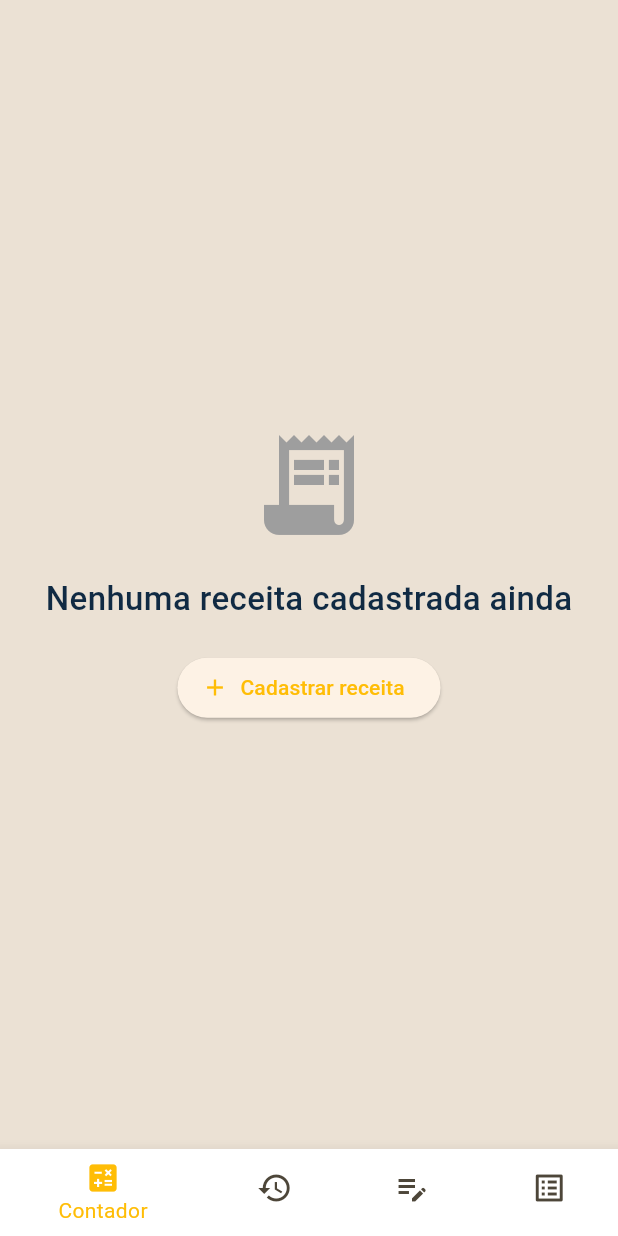
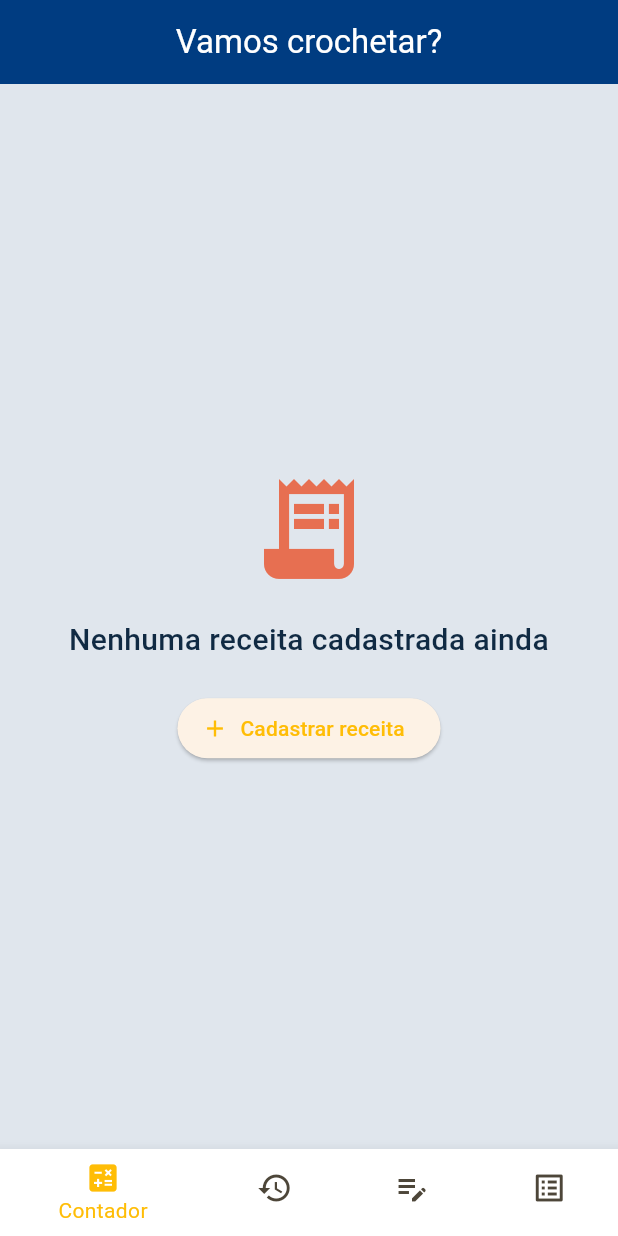
Before and after one commit to ana112358/NoveloApp, a Flutter app: the screen it shows after launch, on a phone screen of 412 x 824 dp. Run offline on Flutter 3.47's test engine with Material 3 defaults, Android fonts, the phone set to English and light mode, and no system bars; our stand-ins replace sqflite; accounts and stored records are empty.

Commit message:
Estilização das cores do contador

```diff
--- a/lib/pages/counter_page.dart
+++ b/lib/pages/counter_page.dart
@@ -10,8 +10,11 @@ class CounterPage extends StatelessWidget {
   Widget build(BuildContext context) {
     final appState = context.watch<CounterAppState>();
     final receitaState = context.watch<ReceitaState>();
+    final colorScheme = Theme.of(context).colorScheme;
 
     final passoAtual = appState.passoAtual;
+
+    Widget bodyContent;
 
     // =====================================================
     // 1) SE NÃO HÁ RECEITA CARREGADA
@@ -21,19 +24,18 @@ class CounterPage extends StatelessWidget {
       // 1.1 — Nenhuma receita cadastrada
       // -------------------------------
       if (receitaState.receitas.isEmpty) {
-        return Center(
+        bodyContent = Center(
           child: Column(
             mainAxisAlignment: MainAxisAlignment.center,
             children: [
-              const Icon(Icons.receipt_long, size: 80, color: Colors.grey),
+              Icon(Icons.receipt_long, size: 80, color: colorScheme.error),
               const SizedBox(height: 20),
-
               const Text(
                 "Nenhuma receita cadastrada ainda",
-                style: TextStyle(fontSize: 22, fontWeight: FontWeight.w500),
+                style: TextStyle(fontSize: 20, fontWeight: FontWeight.w500),
+                textAlign: TextAlign.center,
               ),
               const SizedBox(height: 20),
-
               ElevatedButton.icon(
                 onPressed: () {
                   Navigator.pushNamed(context, "/cadastrar");
@@ -49,7 +51,8 @@ class CounterPage extends StatelessWidget {
       // -------------------------------
       // 1.2 — Há receitas → Mostrar lista
       // -------------------------------
-      return Padding(
+      else {
+        bodyContent = Padding(
           padding: const EdgeInsets.all(16.0),
           child: ListView.builder(
             itemCount: receitaState.receitas.length,
@@ -68,7 +71,7 @@ class CounterPage extends StatelessWidget {
                     "${receita.passos.length} passos • Total de repetições: $totalRepeticoes",
                   ),
                   trailing: IconButton(
-                  icon: const Icon(Icons.play_arrow, color: Colors.green),
+                    icon: Icon(Icons.play_arrow, color: colorScheme.tertiary),
                     onPressed: () async {
                       // Carrega a receita no receitaState também!
                       await receitaState.carregarReceitaParaEdicao(receita.id!);
@@ -92,11 +95,13 @@ class CounterPage extends StatelessWidget {
           ),
         );
       }
+    }
 
     // =====================================================
     // 2) RECEITA CARREGADA → MOSTRAR CONTADOR
     // =====================================================
-    return Column(
+    else {
+      bodyContent = Column(
         children: [
           // Barra superior com botões de navegação
           Padding(
@@ -114,7 +119,8 @@ class CounterPage extends StatelessWidget {
                     await receitaState.limparReceitaEmEdicao();
                     appState.reset();
                     if (context.mounted) {
-                    Navigator.pushNamedAndRemoveUntil(context, "/", (route) => false);
+                      Navigator.pushNamedAndRemoveUntil(
+                          context, "/", (route) => false);
                     }
                   },
                   icon: const Icon(Icons.arrow_back),
@@ -145,30 +151,27 @@ class CounterPage extends StatelessWidget {
                 children: [
                   Text(
                     appState.currentRecipeTitle,
-            style: const TextStyle(fontSize: 24, fontWeight: FontWeight.bold),
+                    style: const TextStyle(
+                        fontSize: 24, fontWeight: FontWeight.bold),
                   ),
                   const SizedBox(height: 10),
-
                   const Text(
                     "Passo atual:",
                     style: TextStyle(fontSize: 22, fontWeight: FontWeight.w600),
                   ),
                   const SizedBox(height: 10),
-
                   Text(
                     passoAtual.descricao,
-            style: const TextStyle(fontSize: 28, fontWeight: FontWeight.bold),
+                    style: const TextStyle(
+                        fontSize: 28, fontWeight: FontWeight.bold),
                     textAlign: TextAlign.center,
                   ),
                   const SizedBox(height: 10),
-
                   Text(
                     "Repetição ${appState.repeticoesFeitasNoPasso} / ${passoAtual.repeticoes}",
                     style: const TextStyle(fontSize: 18),
                   ),
-
                   const SizedBox(height: 20),
-
                   Row(
                     mainAxisAlignment: MainAxisAlignment.center,
                     children: [
@@ -189,8 +192,10 @@ class CounterPage extends StatelessWidget {
                       ),
                       const SizedBox(width: 20),
                       ElevatedButton.icon(
-                onPressed: (appState.currentStepIndex < appState.passos.length - 1 ||
-                        appState.repeticoesFeitasNoPasso < passoAtual.repeticoes)
+                        onPressed: (appState.currentStepIndex <
+                                    appState.passos.length - 1 ||
+                                appState.repeticoesFeitasNoPasso <
+                                    passoAtual.repeticoes)
                             ? () async {
                                 appState.avancarRepeticao();
                                 // Salva progresso completo no BD (passo + repetições)
@@ -205,9 +210,7 @@ class CounterPage extends StatelessWidget {
                       ),
                     ],
                   ),
-
                   const SizedBox(height: 20),
-
                   if (appState.currentStepIndex == appState.passos.length - 1 &&
                       appState.repeticoesFeitasNoPasso == passoAtual.repeticoes)
                     Padding(
@@ -216,7 +219,10 @@ class CounterPage extends StatelessWidget {
                         children: [
                           const Text(
                             "Receita concluída! 🎉",
-                    style: TextStyle(fontSize: 20, color: Colors.green, fontWeight: FontWeight.bold),
+                            style: TextStyle(
+                                fontSize: 20,
+                                color: Colors.green,
+                                fontWeight: FontWeight.bold),
                           ),
                           const SizedBox(height: 12),
                           ElevatedButton.icon(
@@ -227,6 +233,9 @@ class CounterPage extends StatelessWidget {
                                   receitaState.receitaEmEdicao!.id!,
                                 );
                               }
+
+                              if (!context.mounted) return;
+
                               // Volta para a home
                               Navigator.pop(context);
                             },
@@ -254,4 +263,13 @@ class CounterPage extends StatelessWidget {
         ],
       );
     }
+
+    return Scaffold(
+      appBar: AppBar(
+        title: const Text("Vamos crochetar?"),
+        centerTitle: true,
+      ),
+      body: bodyContent,
+    );
   }
+}
```
Lines whose indentation alone changed are shown as unchanged.
